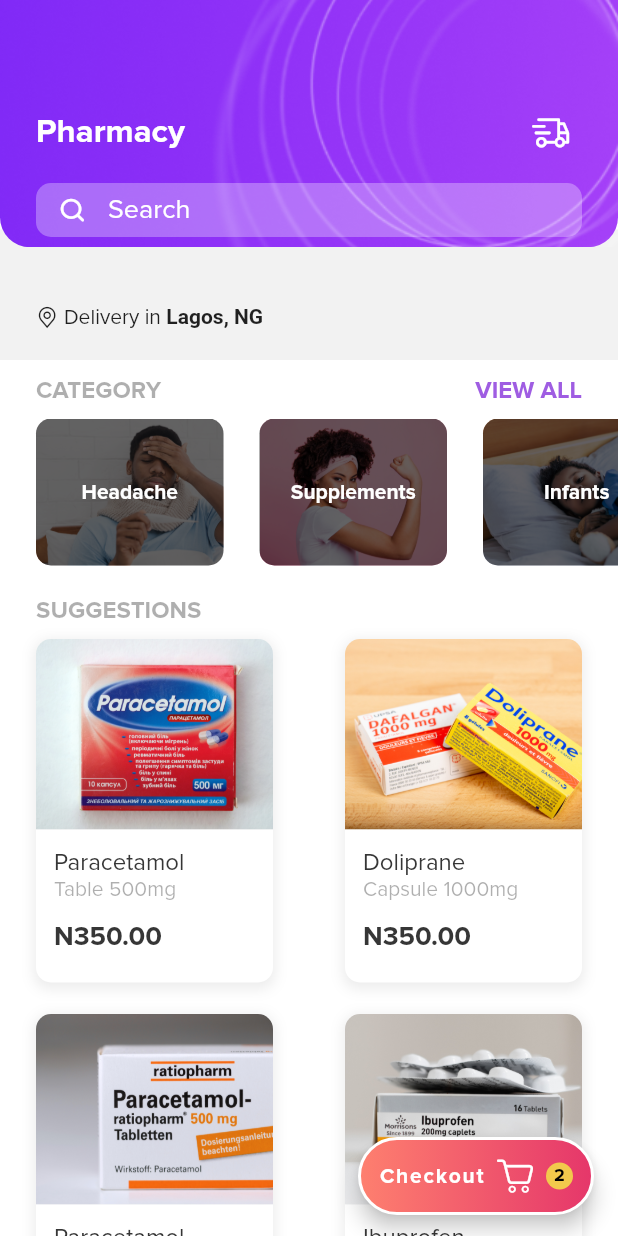
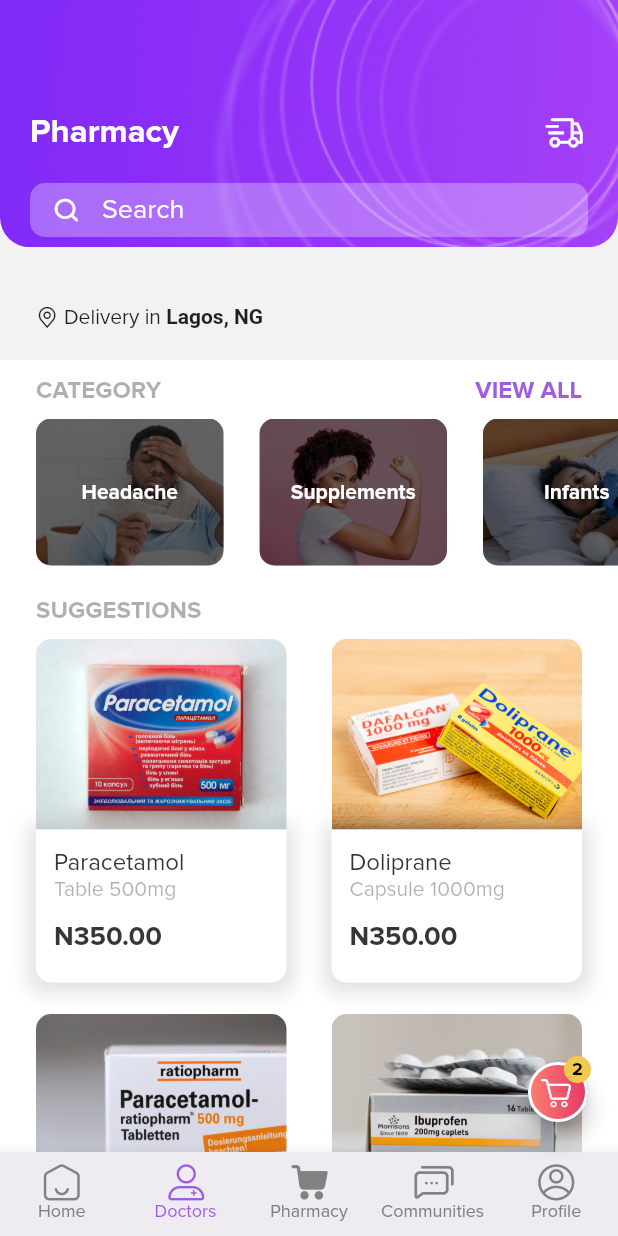
Before and after one commit to samuelezedi/dro_hometest, a Flutter app: the screen it shows after launch, on a phone screen of 412 x 824 dp. Run offline on Flutter 3.47's test engine with Material 2 defaults, Android fonts, the phone set to English and light mode, and no system bars; our stand-ins replace equatable, flutter_bloc, flutter_screenutil, get_it, injectable, timeago.

Commit message:
done with most widget and main pharmacy page

```diff
--- a/lib/core/global/widgets/buttom_navigation_widget.dart
+++ b/lib/core/global/widgets/buttom_navigation_widget.dart
@@ -0,0 +1,47 @@
+import 'package:dro_hometest/home_test_icon_icons.dart';
+import 'package:flutter/material.dart';
+
+class GBottomNavigation extends StatelessWidget {
+  const GBottomNavigation(
+      {required this.currentIndex, required this.onTap, Key? key})
+      : super(key: key);
+  final int currentIndex;
+  final Function(int x) onTap;
+
+  @override
+  Widget build(BuildContext context) {
+    return BottomNavigationBar(
+      type: BottomNavigationBarType.fixed,
+      backgroundColor: const Color(0xFFEEEBF1),
+      onTap: onTap,
+      currentIndex: currentIndex,
+      showUnselectedLabels: true,
+      selectedItemColor: const Color(0xFF9F5DE2),
+      unselectedItemColor: const Color(0xFF828282),
+      selectedLabelStyle:
+          const TextStyle(color: Color(0xFF9F5DE2), fontSize: 12),
+      unselectedLabelStyle:
+          const TextStyle(color: Color(0xFF828282), fontSize: 12),
+      items: const [
+        BottomNavigationBarItem(
+          icon: Icon(HomeTestIcon.apphome),
+          label: 'Home',
+        ),
+        BottomNavigationBarItem(
+            icon: Icon(HomeTestIcon.appuser), label: 'Doctors'),
+        BottomNavigationBarItem(
+          icon: Icon(HomeTestIcon.cartplus),
+          label: 'Pharmacy',
+        ),
+        BottomNavigationBarItem(
+          icon: Icon(HomeTestIcon.appchat),
+          label: 'Communities',
+        ),
+        BottomNavigationBarItem(
+          icon: Icon(HomeTestIcon.profile),
+          label: 'Profile',
+        ),
+      ],
+    );
+  }
+}
--- a/lib/core/global/widgets/floating_action_button_widget.dart
+++ b/lib/core/global/widgets/floating_action_button_widget.dart
@@ -4,13 +4,60 @@ import 'package:dro_hometest/home_test_icon_icons.dart';
 import 'package:flutter/material.dart';
 
 class GFloatingActionButton extends StatelessWidget {
-  const GFloatingActionButton({required this.cartCount, Key? key})
-      : super(key: key);
+  GFloatingActionButton({required this.cartCount, Key? key}) : super(key: key) {
+    small = false;
+  }
   final int cartCount;
+  late bool small;
+
+  GFloatingActionButton.small({required this.cartCount, Key? key})
+      : super(key: key) {
+    small = true;
+  }
 
   @override
   Widget build(BuildContext context) {
-    return FloatingActionButton.extended(
+    return small
+        ? Stack(
+            children: [
+              FloatingActionButton.small(
+                  onPressed: () {},
+                  child: Container(
+                    padding: EdgeInsets.only(right: 5),
+                    decoration: BoxDecoration(
+                        border: Border.all(color: Colors.white, width: 2),
+                        gradient: GWidgets.linearGradient(),
+                        borderRadius: BorderRadius.circular(50)),
+                    child: const Align(
+                      alignment: Alignment.center,
+                      child: Icon(
+                        HomeTestIcon.cart,
+                        size: 20,
+                      ),
+                    ),
+                  )),
+              Positioned(
+                left: 28,
+                child: Container(
+                  width: 18,
+                  height: 18,
+                  child: Center(
+                    child: Text(
+                      cartCount.toString(),
+                      style: const TextStyle(
+                          fontSize: 12,
+                          color: Colors.black,
+                          fontWeight: FontWeight.bold),
+                    ),
+                  ),
+                  decoration: BoxDecoration(
+                      color: const Color(0xFFF2C94C),
+                      borderRadius: BorderRadius.circular(18)),
+                ),
+              )
+            ],
+          )
+        : FloatingActionButton.extended(
             extendedPadding: EdgeInsets.zero,
             backgroundColor: Colors.transparent,
             onPressed: () {},
--- a/lib/core/global/widgets/global_header_widget.dart
+++ b/lib/core/global/widgets/global_header_widget.dart
@@ -4,26 +4,43 @@ import 'package:dro_hometest/home_test_icon_icons.dart';
 import 'package:flutter/material.dart';
 
 class GlobalHeader extends StatelessWidget {
-  const GlobalHeader({required this.headerTitle, Key? key}) : super(key: key);
+  const GlobalHeader(
+      {required this.headerTitle,
+      this.showSearchBar = false,
+      this.showLeadingWidget = true,
+      this.icon,
+      Key? key})
+      : super(key: key);
   final String headerTitle;
+  final bool showSearchBar;
+  final bool showLeadingWidget;
+  final Widget? icon;
 
   @override
   Widget build(BuildContext context) {
     return Container(
-      height: MediaQuery.of(context).size.height * 0.20,
+      height: showSearchBar
+          ? MediaQuery.of(context).size.height * 0.20
+          : MediaQuery.of(context).size.height * 0.15,
       child: Stack(
         children: [
           Row(
               mainAxisAlignment: MainAxisAlignment.end,
               children: [Image.asset('assets/images/circles.png')]),
           Padding(
-            padding: const EdgeInsets.symmetric(horizontal: 24, vertical: 24),
+            padding: const EdgeInsets.symmetric(vertical: 24),
             child: Column(
               children: [
                 40.verticalGap,
                 Row(
-                  mainAxisAlignment: MainAxisAlignment.spaceBetween,
                   children: [
+                    if (showLeadingWidget)
+                      const Icon(
+                        HomeTestIcon.back,
+                        color: Colors.white,
+                        size: 30,
+                      ),
+                    20.horizontalGap,
                     Text(
                       headerTitle,
                       style: const TextStyle(
@@ -31,18 +48,27 @@ class GlobalHeader extends StatelessWidget {
                           color: Colors.white,
                           fontSize: 22),
                     ),
+                    Expanded(
+                      child: Container(),
+                    ),
                     IconButton(
                       onPressed: () {},
-                      icon: const Icon(
-                        HomeTestIcon.van,
-                        color: Colors.white,
-                        size: 20,
-                      ),
-                    )
+                      icon: icon ??
+                          const Icon(
+                            HomeTestIcon.van,
+                            color: Colors.white,
+                            size: 20,
+                          ),
+                    ),
+                    15.horizontalGap,
                   ],
                 ),
-                10.verticalGap,
-                SearchBar()
+                if (showSearchBar) 10.verticalGap,
+                if (showSearchBar)
+                  const Padding(
+                    padding: EdgeInsets.symmetric(horizontal: 20),
+                    child: SearchBar(),
+                  )
               ],
             ),
           )
--- a/lib/core/global/widgets/item_widget.dart
+++ b/lib/core/global/widgets/item_widget.dart
@@ -28,17 +28,8 @@ class _ItemWidgetState extends State<ItemWidget> {
   @override
   Widget build(BuildContext context) {
     return Container(
-      margin: const EdgeInsets.symmetric(vertical: 10, horizontal: 24),
       decoration: BoxDecoration(
         borderRadius: BorderRadius.circular(10),
-        boxShadow: [
-          BoxShadow(
-            color: Colors.grey.withOpacity(0.2),
-            spreadRadius: 1,
-            blurRadius: 7,
-            offset: const Offset(0, 2), // changes position of shadow
-          ),
-        ],
       ),
       child: Column(crossAxisAlignment: CrossAxisAlignment.start, children: [
         Container(
@@ -63,9 +54,18 @@ class _ItemWidgetState extends State<ItemWidget> {
         Container(
           padding: const EdgeInsets.only(left: 12, top: 12),
           width: MediaQuery.of(context).size.width,
-          decoration: const BoxDecoration(
+          decoration: BoxDecoration(
             color: Colors.white,
-            borderRadius: BorderRadius.only(
+            boxShadow: [
+              BoxShadow(
+                color: Colors.grey.withOpacity(0.3),
+                spreadRadius: 5,
+                blurRadius: 10,
+
+                offset: const Offset(0, 2), // changes position of shadow
+              ),
+            ],
+            borderRadius: const BorderRadius.only(
                 bottomLeft: Radius.circular(10),
                 bottomRight: Radius.circular(10)),
           ),
--- a/lib/features/hometest/presentation/pages/pharmacy_page.dart
+++ b/lib/features/hometest/presentation/pages/pharmacy_page.dart
@@ -1,4 +1,5 @@
 import 'package:dro_hometest/core/global/extensions/number_extensions.dart';
+import 'package:dro_hometest/core/global/widgets/buttom_navigation_widget.dart';
 import 'package:dro_hometest/core/global/widgets/category_widget.dart';
 import 'package:dro_hometest/core/global/widgets/floating_action_button_widget.dart';
 import 'package:dro_hometest/core/global/widgets/global_header_widget.dart';
@@ -63,8 +64,12 @@ class PharmacyPage extends StatelessWidget {
   @override
   Widget build(BuildContext context) {
     return Scaffold(
-      floatingActionButton: const GFloatingActionButton(
+      floatingActionButton: GFloatingActionButton.small(
         cartCount: 2,
+      ),
+      bottomNavigationBar: GBottomNavigation(
+        currentIndex: 1,
+        onTap: (index) {},
       ),
       backgroundColor: Colors.white,
       body: SingleChildScrollView(
@@ -113,11 +118,17 @@ class PharmacyPage extends StatelessWidget {
                   ],
                 ),
               ),
-              GridView.builder(
+              10.verticalGap,
+              Padding(
+                padding: const EdgeInsets.symmetric(horizontal: 24),
+                child: GridView.builder(
+                  padding: EdgeInsets.zero,
                   shrinkWrap: true,
                   physics: const NeverScrollableScrollPhysics(),
                   gridDelegate: const SliverGridDelegateWithFixedCrossAxisCount(
-                    crossAxisCount: 2, mainAxisExtent: 250),
+                      crossAxisCount: 2,
+                      mainAxisExtent: 250,
+                      crossAxisSpacing: 30),
                   itemBuilder: (_, index) {
                     return ItemWidget(
                         imageUrl: itemList[index]['image'].toString(),
@@ -128,6 +139,7 @@ class PharmacyPage extends StatelessWidget {
                   itemCount: itemList.length,
                   // padding: const EdgeInsets.all(20),
                 ),
+              ),
             ]),
           )
         ]),
--- a/lib/features/hometest/presentation/widgets/header.dart
+++ b/lib/features/hometest/presentation/widgets/header.dart
@@ -40,6 +40,8 @@ class Header extends StatelessWidget {
           ),
           const GlobalHeader(
             headerTitle: 'Pharmacy',
+            showSearchBar: true,
+            showLeadingWidget: false,
           ),
         ],
       ),
```
Lines whose indentation alone changed are shown as unchanged.
